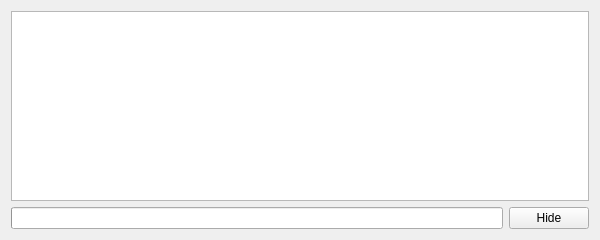
The window that module/wildchildanimation/gui/forms/maya/upload_monitor_dialog.ui (dearyangyu/swing) describes before a commit, drawn with Qt 5.
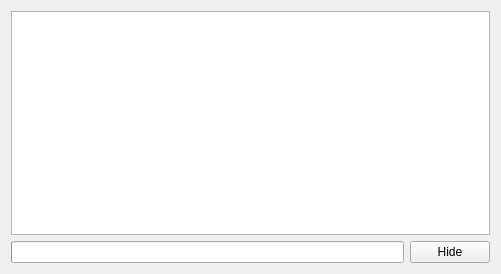
The same window after the commit.

Diff of the .ui file:
```diff
--- a/module/wildchildanimation/gui/forms/maya/upload_monitor_dialog.ui
+++ b/module/wildchildanimation/gui/forms/maya/upload_monitor_dialog.ui
@@ -9,8 +9,8 @@
    <rect>
     <x>0</x>
     <y>0</y>
-    <width>600</width>
-    <height>240</height>
+    <width>501</width>
+    <height>274</height>
    </rect>
   </property>
   <property name="windowTitle">
```
